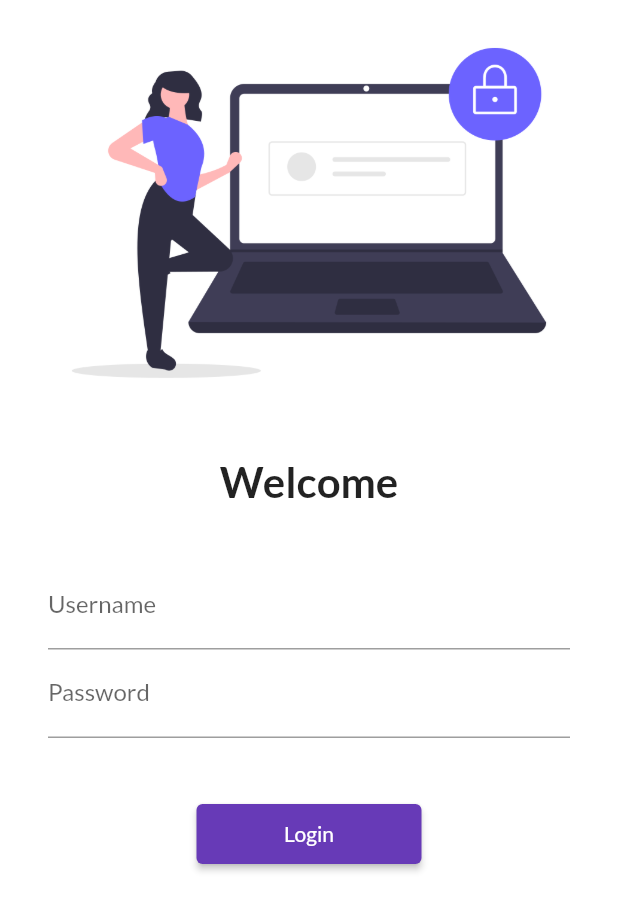
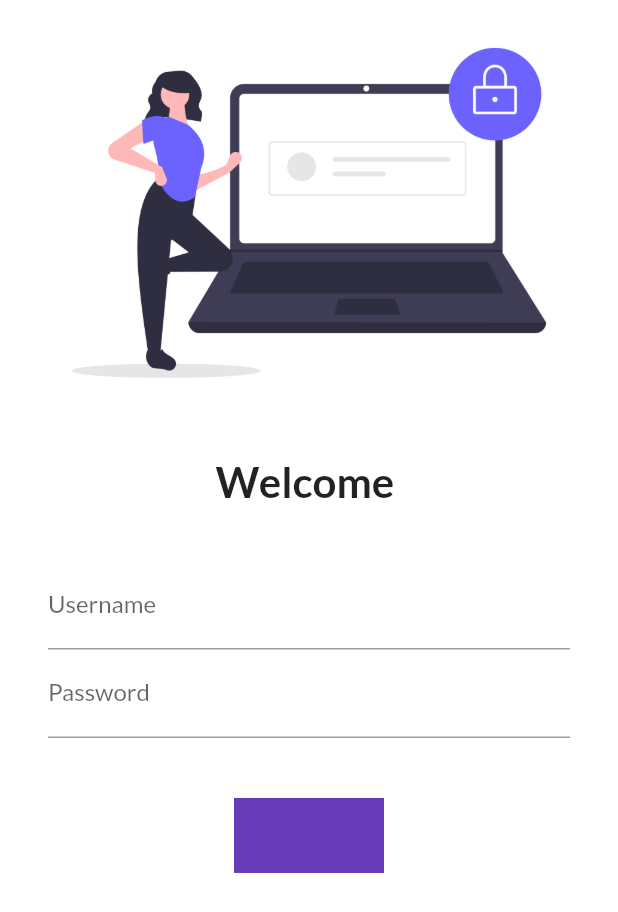
Before and after one commit to pavbyte/30daysflutter, a Flutter app: the screen it shows after launch, on a phone screen of 412 x 824 dp. Shown: the top 912 px of the screen. Run offline on Flutter 3.47's test engine with Material 2 defaults, Android fonts, the phone set to English and light mode, and no system bars; our stand-ins replace google_fonts.

Commit message:
fixing things in homepage

```diff
--- a/lib/pages/login_page.dart
+++ b/lib/pages/login_page.dart
@@ -1,7 +1,14 @@
 import 'package:codepur/utils/routes.dart';
 import 'package:flutter/material.dart';
 
-class LoginPage extends StatelessWidget {
+class LoginPage extends StatefulWidget {
+  @override
+  _LoginPageState createState() => _LoginPageState();
+}
+
+class _LoginPageState extends State<LoginPage> {
+  String name = "";
+
   @override
   Widget build(BuildContext context) {
     return Material(
@@ -17,7 +24,7 @@ class LoginPage extends StatelessWidget {
                 height: 20,
               ),
               Text(
-                'Welcome',
+                'Welcome $name',
                 style: TextStyle(
                   fontSize: 28,
                   fontWeight: FontWeight.bold,
@@ -38,6 +45,10 @@ class LoginPage extends StatelessWidget {
                         hintText: "Enter Username",
                         labelText: "Username",
                       ),
+                      onChanged: (value) {
+                        name = value;
+                        setState(() {});
+                      },
                     ),
                     TextFormField(
                       obscureText: true,
@@ -49,15 +60,21 @@ class LoginPage extends StatelessWidget {
                     SizedBox(
                       height: 40,
                     ),
-                    ElevatedButton(
-                      onPressed: () {
-                        Navigator.pushNamed(context, MyRoutes.homeRoute);
-                      },
-                      child: Text('Login'),
-                      style: TextButton.styleFrom(
-                        minimumSize: Size(150, 40),
-                      ),
+
+                    Container(
+                      width: 100,
+                      height: 50,
+                      color: Colors.deepPurple,
                     ),
+                    // ElevatedButton(
+                    //   onPressed: () {
+                    //     Navigator.pushNamed(context, MyRoutes.homeRoute);
+                    //   },
+                    //   child: Text('Login'),
+                    //   style: TextButton.styleFrom(
+                    //     minimumSize: Size(150, 40),
+                    //   ),
+                    // ),
                   ],
                 ),
               ),
```
